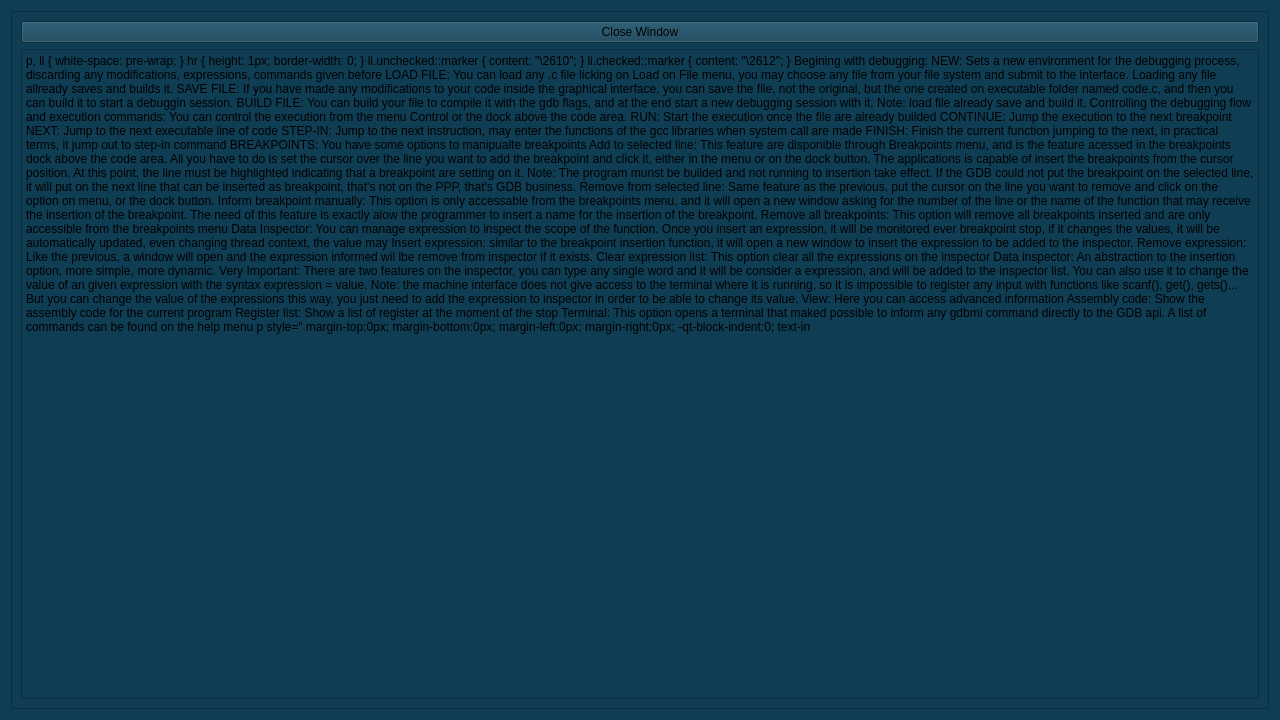
First picture: the form in src/gui/PPP_controls.ui, repository Vinigperuzzi/TCC, before the edit.
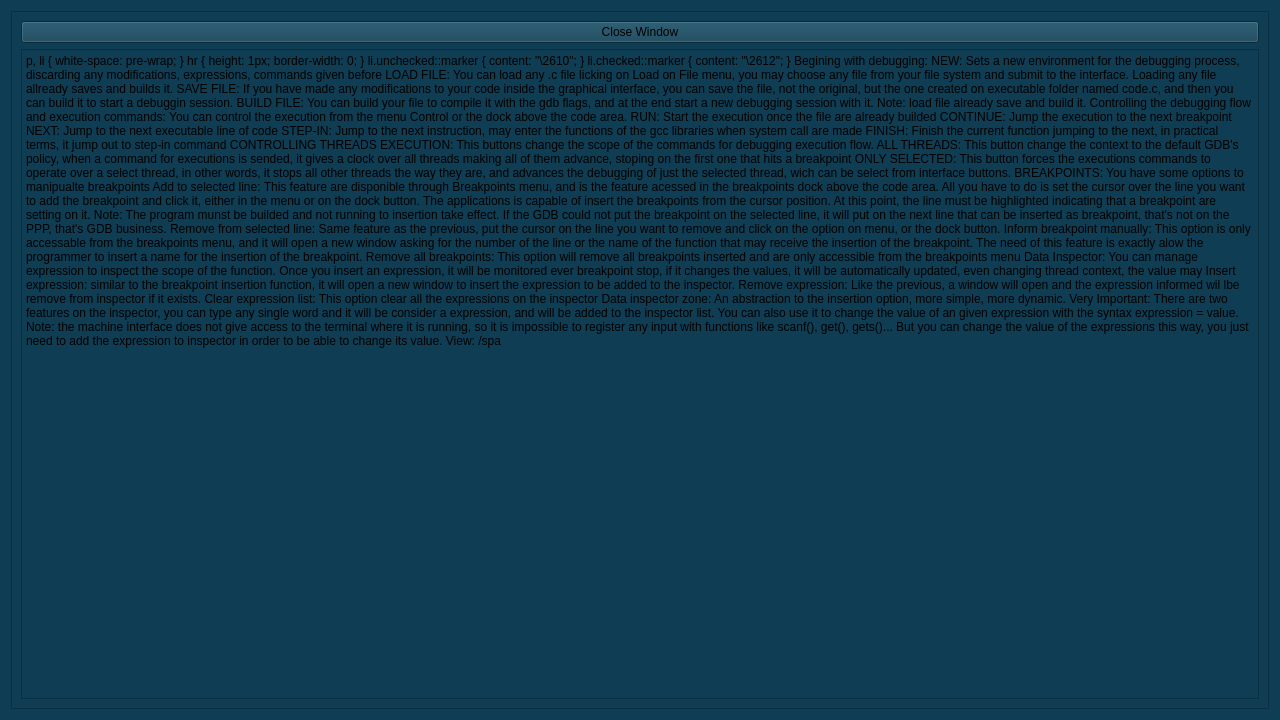
Second picture: the form after the edit.

Commit message: Permitindo escolher qual o escopo de controle das threads

What changed in the file:
```diff
--- a/src/gui/PPP_controls.ui
+++ b/src/gui/PPP_controls.ui
@@ -84,6 +84,15 @@
 &lt;p style=&quot; margin-top:0px; margin-bottom:0px; margin-left:0px; margin-right:0px; -qt-block-indent:0; text-indent:0px;&quot;&gt;&lt;span style=&quot; font-size:12pt; color:#00fcd2;&quot;&gt;FINISH: &lt;/span&gt;&lt;/p&gt;
 &lt;p style=&quot; margin-top:0px; margin-bottom:0px; margin-left:0px; margin-right:0px; -qt-block-indent:0; text-indent:0px;&quot;&gt;&lt;span style=&quot; font-size:12pt; color:#00fcd2;&quot;&gt;Finish the current function jumping to the next, in practical terms, it jump out to step-in command&lt;/span&gt;&lt;/p&gt;
 &lt;p style=&quot;-qt-paragraph-type:empty; margin-top:0px; margin-bottom:0px; margin-left:0px; margin-right:0px; -qt-block-indent:0; text-indent:0px; font-size:12pt; color:#00fcd2;&quot;&gt;&lt;br /&gt;&lt;/p&gt;
+&lt;p style=&quot; margin-top:0px; margin-bottom:0px; margin-left:0px; margin-right:0px; -qt-block-indent:0; text-indent:0px;&quot;&gt;&lt;span style=&quot; font-size:12pt; color:#f44536;&quot;&gt;CONTROLLING THREADS EXECUTION:&lt;/span&gt;&lt;span style=&quot; font-size:12pt; color:#00fcd2;&quot;&gt;	&lt;/span&gt;&lt;/p&gt;
+&lt;p style=&quot; margin-top:0px; margin-bottom:0px; margin-left:0px; margin-right:0px; -qt-block-indent:0; text-indent:0px;&quot;&gt;&lt;span style=&quot; font-size:12pt; color:#00fcd2;&quot;&gt;This buttons change the scope of the commands for debugging execution flow.&lt;/span&gt;&lt;/p&gt;
+&lt;p style=&quot;-qt-paragraph-type:empty; margin-top:0px; margin-bottom:0px; margin-left:0px; margin-right:0px; -qt-block-indent:0; text-indent:0px; font-size:12pt; color:#00fcd2;&quot;&gt;&lt;br /&gt;&lt;/p&gt;
+&lt;p style=&quot; margin-top:0px; margin-bottom:0px; margin-left:0px; margin-right:0px; -qt-block-indent:0; text-indent:0px;&quot;&gt;&lt;span style=&quot; font-size:12pt; color:#00fcd2;&quot;&gt;ALL THREADS: &lt;/span&gt;&lt;/p&gt;
+&lt;p style=&quot; margin-top:0px; margin-bottom:0px; margin-left:0px; margin-right:0px; -qt-block-indent:0; text-indent:0px;&quot;&gt;&lt;span style=&quot; font-size:12pt; color:#00fcd2;&quot;&gt;This button change the context to the default GDB's policy, when a command for executions is sended, it gives a clock over all threads making all of them advance, stoping on the first one that hits a breakpoint&lt;/span&gt;&lt;/p&gt;
+&lt;p style=&quot;-qt-paragraph-type:empty; margin-top:0px; margin-bottom:0px; margin-left:0px; margin-right:0px; -qt-block-indent:0; text-indent:0px; font-size:12pt; color:#00fcd2;&quot;&gt;&lt;br /&gt;&lt;/p&gt;
+&lt;p style=&quot; margin-top:0px; margin-bottom:0px; margin-left:0px; margin-right:0px; -qt-block-indent:0; text-indent:0px;&quot;&gt;&lt;span style=&quot; font-size:12pt; color:#00fcd2;&quot;&gt;ONLY SELECTED: &lt;/span&gt;&lt;/p&gt;
+&lt;p style=&quot; margin-top:0px; margin-bottom:0px; margin-left:0px; margin-right:0px; -qt-block-indent:0; text-indent:0px;&quot;&gt;&lt;span style=&quot; font-size:12pt; color:#00fcd2;&quot;&gt;This button forces the executions commands to operate over a select thread, in other words, it stops all other threads the way they are, and advances the debugging of just the selected thread, wich can be select from interface buttons.&lt;/span&gt;&lt;/p&gt;
+&lt;p style=&quot;-qt-paragraph-type:empty; margin-top:0px; margin-bottom:0px; margin-left:0px; margin-right:0px; -qt-block-indent:0; text-indent:0px; font-size:12pt; color:#00fcd2;&quot;&gt;&lt;br /&gt;&lt;/p&gt;
 &lt;p style=&quot; margin-top:0px; margin-bottom:0px; margin-left:0px; margin-right:0px; -qt-block-indent:0; text-indent:0px;&quot;&gt;&lt;span style=&quot; font-size:12pt; color:#f44536;&quot;&gt;BREAKPOINTS:&lt;/span&gt;&lt;span style=&quot; font-size:12pt; color:#00fcd2;&quot;&gt;	&lt;/span&gt;&lt;/p&gt;
 &lt;p style=&quot; margin-top:0px; margin-bottom:0px; margin-left:0px; margin-right:0px; -qt-block-indent:0; text-indent:0px;&quot;&gt;&lt;span style=&quot; font-size:12pt; color:#00fcd2;&quot;&gt;You have some options to manipualte breakpoints&lt;/span&gt;&lt;/p&gt;
 &lt;p style=&quot;-qt-paragraph-type:empty; margin-top:0px; margin-bottom:0px; margin-left:0px; margin-right:0px; -qt-block-indent:0; text-indent:0px; font-size:12pt; color:#00fcd2;&quot;&gt;&lt;br /&gt;&lt;/p&gt;
@@ -118,7 +127,7 @@
 &lt;p style=&quot; margin-top:0px; margin-bottom:0px; margin-left:0px; margin-right:0px; -qt-block-indent:0; text-indent:0px;&quot;&gt;&lt;span style=&quot; font-size:12pt; color:#00fcd2;&quot;&gt;Clear expression list:&lt;/span&gt;&lt;/p&gt;
 &lt;p style=&quot; margin-top:0px; margin-bottom:0px; margin-left:0px; margin-right:0px; -qt-block-indent:0; text-indent:0px;&quot;&gt;&lt;span style=&quot; font-size:12pt; color:#00fcd2;&quot;&gt;This option clear all the expressions on the inspector&lt;/span&gt;&lt;/p&gt;
 &lt;p style=&quot;-qt-paragraph-type:empty; margin-top:0px; margin-bottom:0px; margin-left:0px; margin-right:0px; -qt-block-indent:0; text-indent:0px; font-size:12pt; color:#00fcd2;&quot;&gt;&lt;br /&gt;&lt;/p&gt;
-&lt;p style=&quot; margin-top:0px; margin-bottom:0px; margin-left:0px; margin-right:0px; -qt-block-indent:0; text-indent:0px;&quot;&gt;&lt;span style=&quot; font-size:12pt; color:#00fcd2;&quot;&gt;Data inspector:&lt;/span&gt;&lt;/p&gt;
+&lt;p style=&quot; margin-top:0px; margin-bottom:0px; margin-left:0px; margin-right:0px; -qt-block-indent:0; text-indent:0px;&quot;&gt;&lt;span style=&quot; font-size:12pt; color:#00fcd2;&quot;&gt;Data inspector zone:&lt;/span&gt;&lt;/p&gt;
 &lt;p style=&quot; margin-top:0px; margin-bottom:0px; margin-left:0px; margin-right:0px; -qt-block-indent:0; text-indent:0px;&quot;&gt;&lt;span style=&quot; font-size:12pt; color:#00fcd2;&quot;&gt;An abstraction to the insertion option, more simple, more dynamic.&lt;/span&gt;&lt;/p&gt;
 &lt;p style=&quot; margin-top:0px; margin-bottom:0px; margin-left:0px; margin-right:0px; -qt-block-indent:0; text-indent:0px;&quot;&gt;&lt;span style=&quot; font-size:12pt; color:#f44536;&quot;&gt;Very Important: &lt;/span&gt;&lt;span style=&quot; font-size:12pt; color:#00fcd2;&quot;&gt;There are two features on the inspector, you can type any single word and it will be consider a expression, and will be added to the inspector list. You can also use it to change the value of an given  expression with the syntax &lt;/span&gt;&lt;span style=&quot; font-size:12pt; color:#f44536;&quot;&gt;expression = value.&lt;/span&gt;&lt;/p&gt;
 &lt;p style=&quot; margin-top:0px; margin-bottom:0px; margin-left:0px; margin-right:0px; -qt-block-indent:0; text-indent:0px;&quot;&gt;&lt;span style=&quot; font-size:12pt; color:#00fcd2;&quot;&gt;Note: the machine interface does not give access to the terminal where it is running, so it is impossible to register any input with functions like scanf(), get(), gets()... But you can change the value of the expressions this way, you just need to add the expression to inspector in order to be able to change its value.&lt;/span&gt;&lt;/p&gt;
```
The commit also changes 8 other files.
